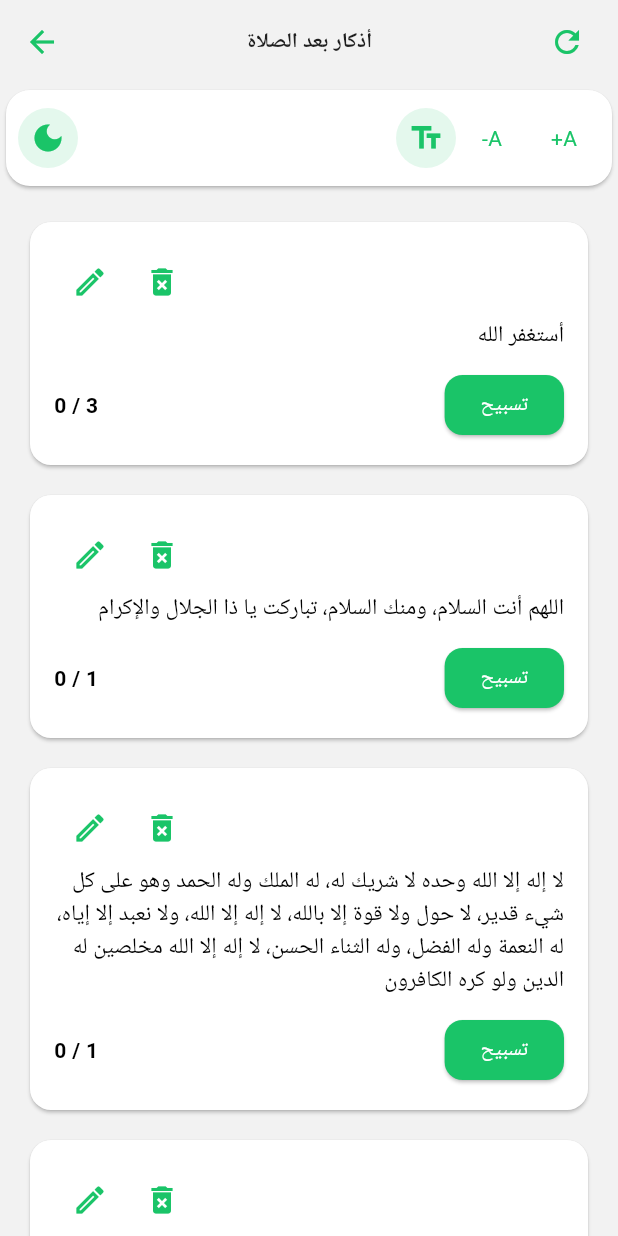
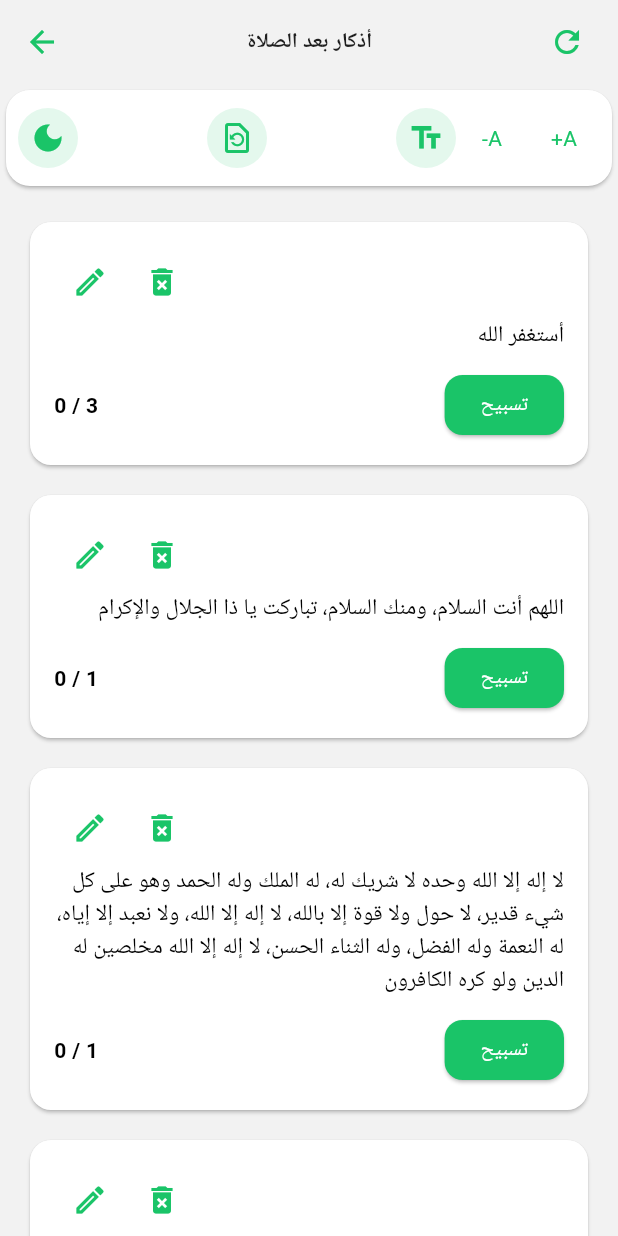
Before and after one commit to eslam281/es28, a Flutter app: the AthkarAP screen opened by its route, on a phone screen of 412 x 824 dp. Run offline on Flutter 3.47's test engine with Material 3 defaults, Android fonts, the phone set to English and light mode, and no system bars; our stand-ins replace animated_splash_screen, audioplayers, connectivity_plus, dartz, flutter_compass, flutter_local_notifications and 6 more; missing offline and left inert: drop_down_list, flutter_background_service; accounts and stored records are empty; network calls fail.

Commit message:
some edit in athkar_SM 5 add option to delete and restore all

```diff
--- a/lib/controller/althakr/athakerAP_controller.dart
+++ b/lib/controller/althakr/athakerAP_controller.dart
@@ -25,6 +25,7 @@ class athakerAPController extends GetxController{
   }
 
 
+
   List<List<dynamic>> adhkar = [
     ["أستغفر الله", 3],
     ["اللهم أنت السلام، ومنك السلام، تباركت يا ذا الجلال والإكرام", 1],
--- a/lib/controller/althakr/elathaker_controller.dart
+++ b/lib/controller/althakr/elathaker_controller.dart
@@ -52,7 +52,6 @@ class ElathakerController extends GetxController{
     update();
   }
 
-
   bool checkTime(String name) {
     final int day = DateTime.now().day;
     final String time = myBox?.get("timefor30")[day-1]["timings"][name] ?? "";
@@ -79,8 +78,9 @@ class ElathakerController extends GetxController{
     update();
   }
 
-  add(String text, int count){
-    athkar.add([text, count]);
+  add(String text, int itemCount){
+    athkar.add([text, itemCount]);
+    count.add(0);
     myBox?.put("athkar", athkar);
     update();
   }
--- a/lib/core/functions/alertexitapp.dart
+++ b/lib/core/functions/alertexitapp.dart
@@ -3,10 +3,10 @@ import 'dart:io';
 import 'package:flutter/material.dart';
 import 'package:get/get.dart';
 
-alertApp(String acceptText,void Function() onPressed){
+alertApp(String middleText,String acceptText,void Function() onPressed){
 
   return Get.defaultDialog(
-    title:"تنبيه",middleText:"هل تريد الخروج من التطبيق",
+    title:"تنبيه",middleText:middleText,
     confirm: Container(
       margin:const EdgeInsets.only(left: 10),
       child: MaterialButton(onPressed:onPressed ,
--- /dev/null
+++ b/lib/view/component/athkar/customTopPage.dart
@@ -0,0 +1,66 @@
+import 'package:flutter/material.dart';
+import 'package:get/get.dart';
+
+import '../../../core/constant/color.dart';
+import '../../../core/functions/alertexitapp.dart';
+
+class CustomTopPage extends StatelessWidget {
+  final void Function() changeThemeMode;
+  final void Function() restore;
+  final void Function() increaseTextSize;
+  final void Function() decreaseTextSize;
+  const CustomTopPage({super.key, required this.changeThemeMode, required this.restore, required this.increaseTextSize, required this.decreaseTextSize});
+
+  @override
+  Widget build(BuildContext context) {
+    return Card(
+      shape: RoundedRectangleBorder(
+        borderRadius: BorderRadius.circular(16),
+      ),
+      child: Padding(
+        padding: const EdgeInsets.all(8.0),
+        child: Row(
+          mainAxisAlignment:MainAxisAlignment.spaceBetween ,
+          children: [
+            CircleAvatar(
+              backgroundColor: AppColor.secondColor.withAlpha(30),
+              child: IconButton(
+                icon: Icon(
+                  context.isDarkMode ? Icons.light_mode : Icons.dark_mode,
+                  color: AppColor.secondColor,
+                ),
+                onPressed:() => changeThemeMode() ,
+              ),
+            ),
+            CircleAvatar(
+              backgroundColor: AppColor.secondColor.withAlpha(30),
+              child: IconButton(
+                icon: const Icon(Icons.restore_page_outlined,
+                  color: AppColor.secondColor,
+                ),
+                onPressed:() {
+                  alertApp("هل تريد استعادة كافة البيانات؟","موافق",
+                          () => restore(),);
+                } ,
+              ),
+            ),
+            Row(children: [
+              CircleAvatar(
+                backgroundColor: AppColor.secondColor.withAlpha(30),
+                child: const Icon(Icons.text_fields, color: AppColor.secondColor),
+              ),
+              IconButton(
+                icon: const Text("-A", style: TextStyle(color: AppColor.secondColor)),
+                onPressed:() => increaseTextSize(),
+              ),
+              IconButton(
+                icon: const Text("+A", style: TextStyle(color: AppColor.secondColor)),
+                onPressed: () => decreaseTextSize(),
+              ),
+            ],)
+          ],
+        ),
+      ),
+    );
+  }
+}
--- a/lib/view/screen/home.dart
+++ b/lib/view/screen/home.dart
@@ -38,7 +38,7 @@ class HomePage extends StatelessWidget {
         body: PopScope(
             canPop: false,
             onPopInvokedWithResult: (didPop, result) {
-              return alertApp("خروج",exit(0));
+              return alertApp("هل تريد الخروج من التطبيق","خروج",exit(0));
             },
             child: Container(
                 height: double.infinity,
--- a/lib/view/screen/home/althakr/athkar_AP.dart
+++ b/lib/view/screen/home/althakr/athkar_AP.dart
@@ -5,6 +5,7 @@ import 'package:get/get.dart';
 import '../../../../controller/althakr/athakerAP_controller.dart';
 import '../../../../core/constant/color.dart';
 import '../../../component/athkar/customAthkarCard.dart';
+import '../../../component/athkar/customTopPage.dart';
 import '../../../component/chooseFontSize.dart';
 
 class AthkarAP extends StatelessWidget {
@@ -35,42 +36,13 @@ class AthkarAP extends StatelessWidget {
           return SingleChildScrollView(
             child: Column(
               children: [
-                Card(
-                  shape: RoundedRectangleBorder(
-                    borderRadius: BorderRadius.circular(16),
-                  ),
-                  child: Padding(
-                    padding: const EdgeInsets.all(8.0),
-                    child: Row(
-                      mainAxisAlignment:MainAxisAlignment.spaceBetween ,
-                      children: [
-                        CircleAvatar(
-                          backgroundColor: AppColor.secondColor.withAlpha(30),
-                          child: IconButton(
-                            icon: Icon(
-                              context.isDarkMode ? Icons.light_mode : Icons.dark_mode,
-                              color: AppColor.secondColor,
-                            ),
-                            onPressed:() => sittingsControllerImp.changeThemeMode() ,
-                          ),
-                        ),
-                        Row(children: [
-                          CircleAvatar(
-                            backgroundColor: AppColor.secondColor.withAlpha(30),
-                            child: const Icon(Icons.text_fields, color: AppColor.secondColor),
-                          ),
-                          IconButton(
-                            icon: const Text("-A", style: TextStyle(color: AppColor.secondColor)),
-                            onPressed:() => sittingsControllerImp.changeTextScalerAthkar(0.1),
-                          ),
-                          IconButton(
-                            icon: const Text("+A", style: TextStyle(color: AppColor.secondColor)),
-                            onPressed: () => sittingsControllerImp.changeTextScalerAthkar(-0.1),
-                          ),
-                        ],)
-                      ],
-                    ),
-                  ),
+                CustomTopPage(
+                  changeThemeMode:() => sittingsControllerImp.changeThemeMode() ,
+                  restore:() {
+
+                  } ,
+                  increaseTextSize:() => sittingsControllerImp.changeTextScalerAthkar(0.1) ,
+                  decreaseTextSize:() => sittingsControllerImp.changeTextScalerAthkar(-0.1) ,
                 ),
                 ListView.builder(
                   padding: const EdgeInsets.only(left: 20, bottom: 30,right: 20,top:10),
```
Also changed, not shown: lib/view/screen/home/althakr/athkar_SM.dart (+7 -49 lines).
